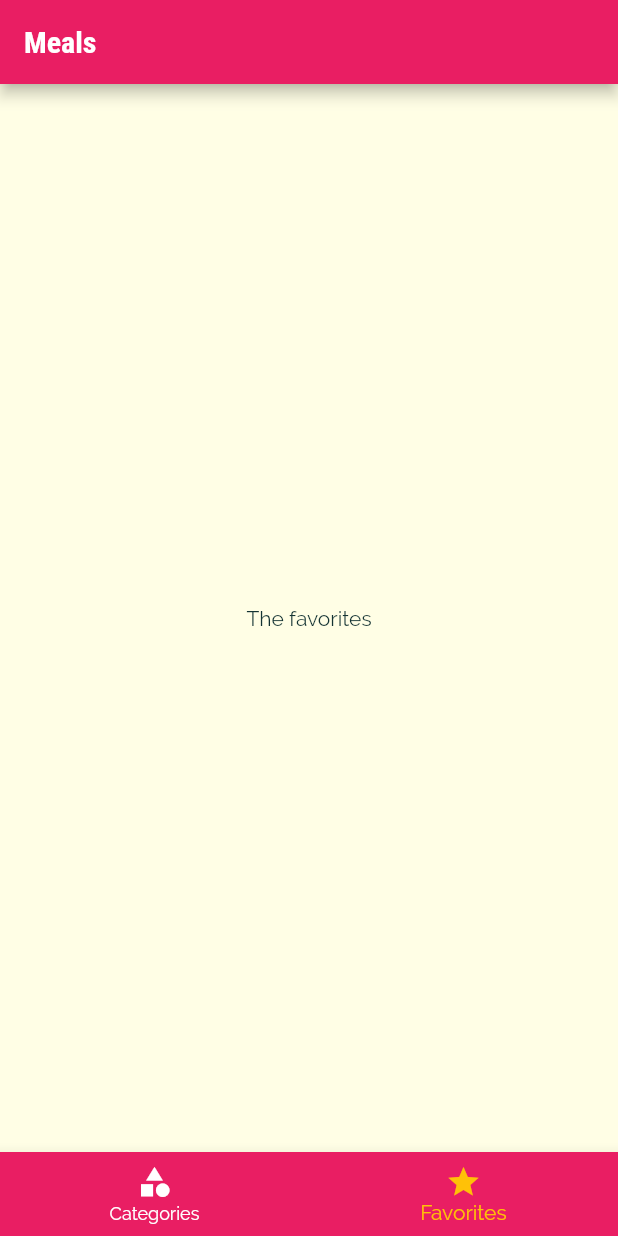
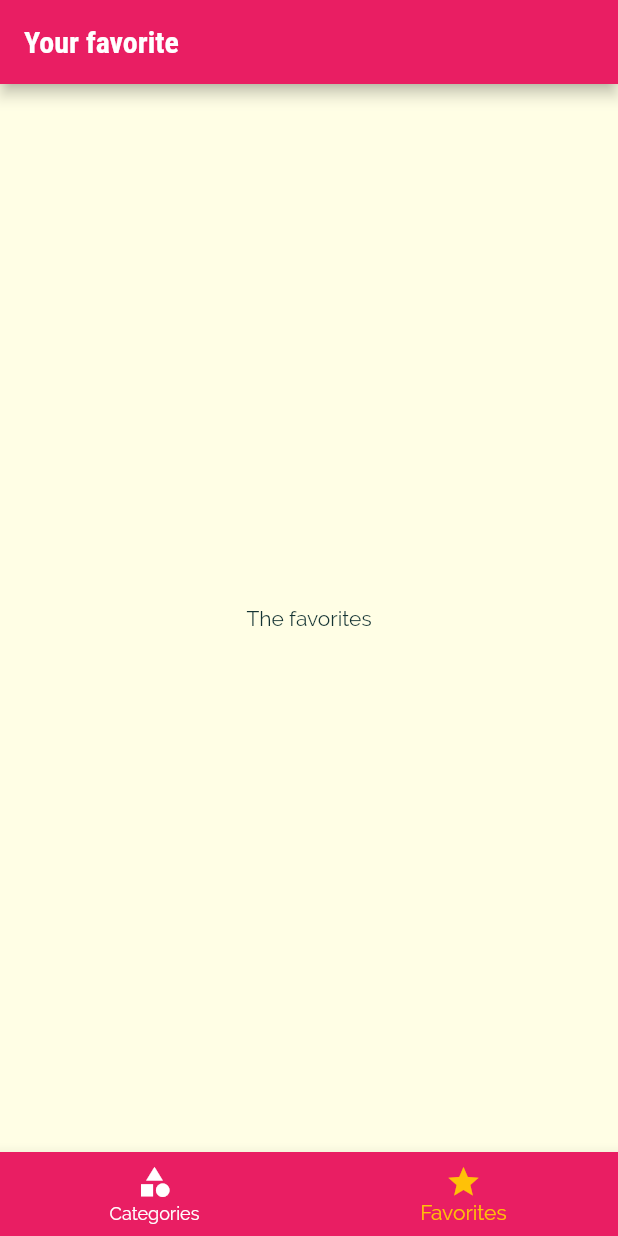
Before and after one commit to jiahaoliuliu/FlutterAndDartTheCompleteGuide-2022Edition, a Flutter app: the screen it shows after launch, item 2 of the bottom bar chosen, on a phone screen of 412 x 824 dp. Run offline on Flutter 3.47's test engine with Material 2 defaults, Android fonts, the phone set to English and light mode, and no system bars.

Commit message:
Update the title according to the bottom item selected

```diff
--- a/section7/lib/screen/tabs_screen.dart
+++ b/section7/lib/screen/tabs_screen.dart
@@ -8,7 +8,16 @@ class TabsScreen extends StatefulWidget {
 }
 
 class _TabsScreenState extends State<TabsScreen> {
-  final List<Widget> _pages = [CategoriesScreen(), FavoritesScreen()];
+  final List<Map<String, Object>> _pages = [
+    {
+      'page': CategoriesScreen(),
+      'title': 'Categories',
+    },
+    {
+      'page': FavoritesScreen(),
+      'title': 'Your favorite',
+    },
+  ];
   int _selectedPageIndex = 0;
 
   void _selectPage(int index) {
@@ -21,9 +30,11 @@ class _TabsScreenState extends State<TabsScreen> {
   Widget build(BuildContext context) {
     return Scaffold(
       appBar: AppBar(
-        title: Text('Meals'),
+        title: Text(
+          _pages[_selectedPageIndex]['title'],
+        ),
       ),
-      body: _pages[_selectedPageIndex],
+      body: _pages[_selectedPageIndex]['page'],
       bottomNavigationBar: BottomNavigationBar(
         onTap: _selectPage,
         backgroundColor: Theme.of(context).primaryColor,
```
